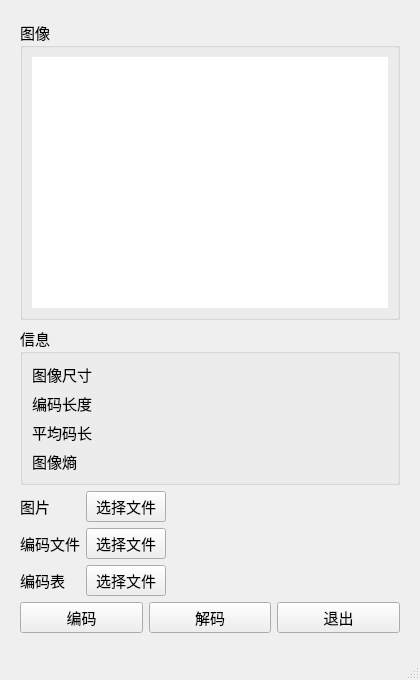
Before: the Qt Designer form huffman/src/mainwindow.ui in KSkun/DIP-Experiments, drawn with Qt 5.
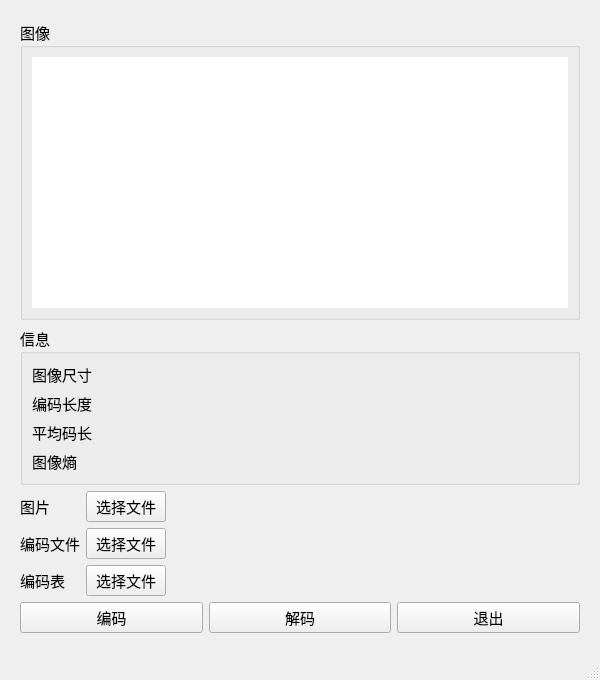
After: the same form once the commit is applied.

The edit to the form file:
```diff
--- a/huffman/src/mainwindow.ui
+++ b/huffman/src/mainwindow.ui
@@ -6,7 +6,7 @@
    <rect>
     <x>0</x>
     <y>0</y>
-    <width>420</width>
+    <width>600</width>
     <height>680</height>
    </rect>
   </property>
@@ -18,13 +18,13 @@
   </property>
   <property name="minimumSize">
    <size>
-    <width>420</width>
+    <width>600</width>
     <height>680</height>
    </size>
   </property>
   <property name="maximumSize">
    <size>
-    <width>420</width>
+    <width>600</width>
     <height>680</height>
    </size>
   </property>
```
